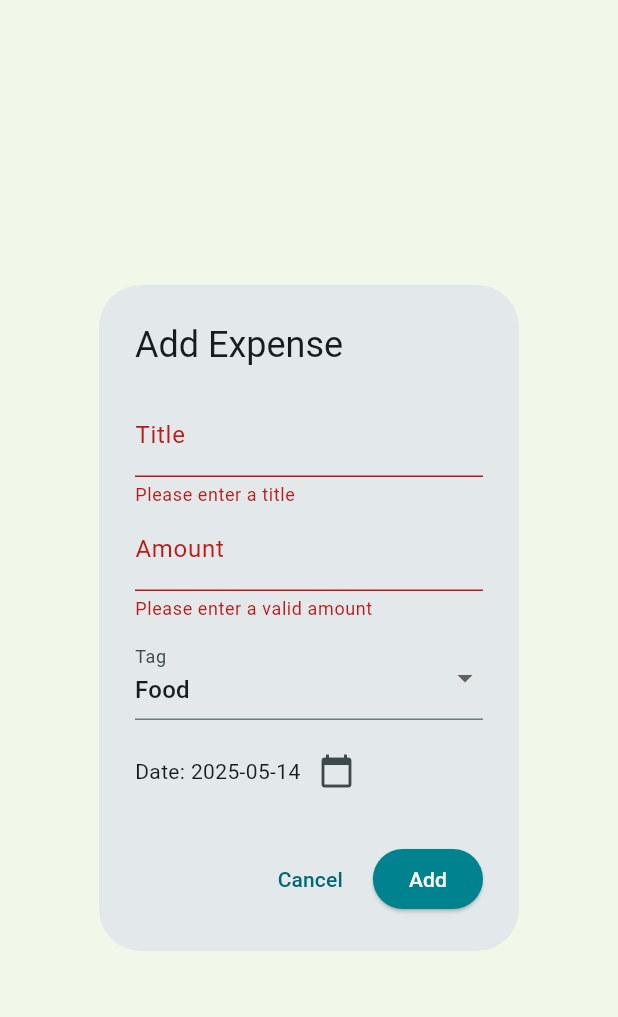
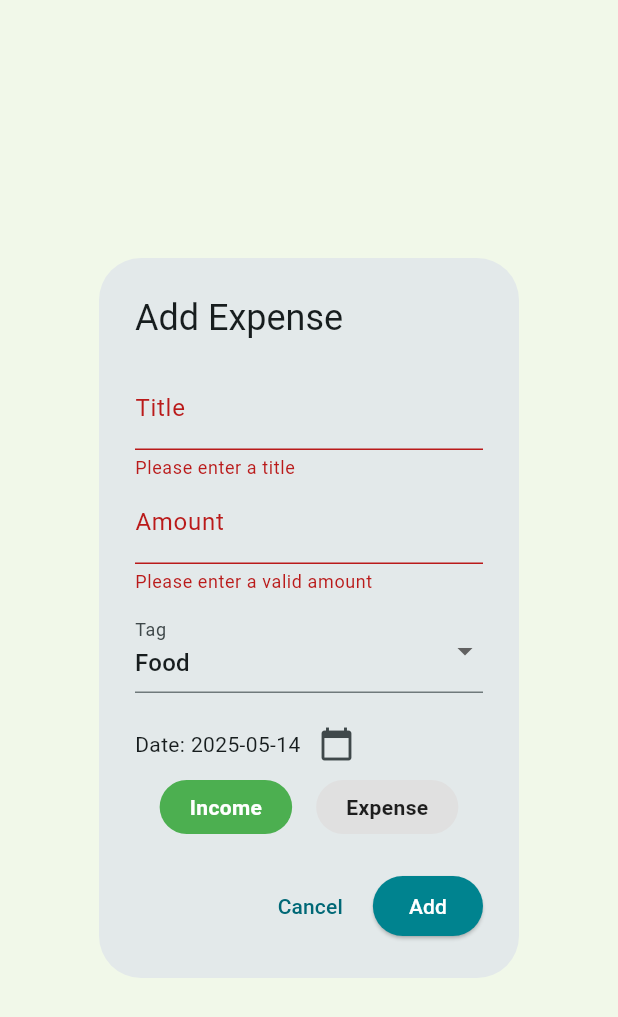
Before and after one commit to KaushikBalaji/expense_track, a Flutter app: the AddExpenseDialog widget shown alone on an empty page, opened directly with empty values, after a tap on "Add", on a phone screen of 412 x 824 dp. Shown: the top 1017 px of the screen. Run offline on Flutter 3.47's test engine with Material 3 defaults, Android fonts, the phone set to English and light mode, and no system bars; our stand-ins replace hive, hive_flutter; accounts and stored records are empty.

Commit message:
Tags update

```diff
--- a/lib/main.dart
+++ b/lib/main.dart
@@ -13,12 +13,13 @@ import '/pages/dashboard_page.dart';
 void main() async {
   WidgetsFlutterBinding.ensureInitialized();
 
+
   print('Initializing Hive...');
   await Hive.initFlutter();
+  await Hive.deleteBoxFromDisk('entriesBox');
 
   print('Registering Entry Adapter...');
   Hive.registerAdapter(EntryAdapter());       // Register the Entry adapter
-  Hive.registerAdapter(EntryTypeAdapter());
 
   print('Opening expensesBox...');
   await HiveService.initialize();             // Initialize the HiveService to open the box
--- a/lib/widgets/AddExpensesDialog.dart
+++ b/lib/widgets/AddExpensesDialog.dart
@@ -2,7 +2,7 @@ import 'package:flutter/material.dart';
 import 'package:intl/intl.dart';
 
 class AddExpenseDialog extends StatefulWidget {
-  final void Function(String title, double amount, String tag, DateTime date) onAdd;
+  final void Function(String title, double amount, String tag, DateTime date, String type) onAdd;
 
   const AddExpenseDialog({super.key, required this.onAdd});
 
@@ -17,13 +17,14 @@ class _AddExpenseDialogState extends State<AddExpenseDialog> {
   final List<String> _tags = ['Food', 'Transport', 'Bills', 'Entertainment'];
   String _selectedTag = 'Food';
   DateTime _selectedDate = DateTime.now();
+  String type = 'Income';
 
   void _submit() {
     if (_formKey.currentState!.validate()) {
       final title = _titleController.text;
       final amount = double.parse(_amountController.text);
 
-      widget.onAdd(title, amount, _selectedTag, _selectedDate);
+      widget.onAdd(title, amount, _selectedTag, _selectedDate, type);
       Navigator.of(context).pop();
     }
   }
@@ -99,6 +100,37 @@ class _AddExpenseDialogState extends State<AddExpenseDialog> {
                 ),
               ],
             ),
+            Row(
+              mainAxisAlignment: MainAxisAlignment.center,
+              children: ['Income', 'Expense'].map((value) {
+                final selected = type == value;
+                return GestureDetector(
+                  onTap: () => setState(() => type = value),
+                  child: Container(
+                    margin: const EdgeInsets.symmetric(horizontal: 8),
+                    padding: const EdgeInsets.symmetric(
+                      vertical: 8,
+                      horizontal: 20,
+                    ),
+                    decoration: BoxDecoration(
+                      color: selected
+                          ? (value == 'Income'
+                          ? Colors.green
+                          : Colors.red)
+                          : Colors.grey.shade300,
+                      borderRadius: BorderRadius.circular(20),
+                    ),
+                    child: Text(
+                      value,
+                      style: TextStyle(
+                        color: selected ? Colors.white : Colors.black87,
+                        fontWeight: FontWeight.w600,
+                      ),
+                    ),
+                  ),
+                );
+              }).toList(),
+            ),
           ],
         ),
       ),
--- a/lib/widgets/ShowEntryCard.dart
+++ b/lib/widgets/ShowEntryCard.dart
@@ -15,7 +15,7 @@ class EntryCard extends StatelessWidget {
 
   @override
   Widget build(BuildContext context) {
-    final isIncome = entry.type == EntryType.income;
+    final isIncome = entry.type == 'Income';
     return GestureDetector(
       onTap: onTap,
       child: Card(
```
